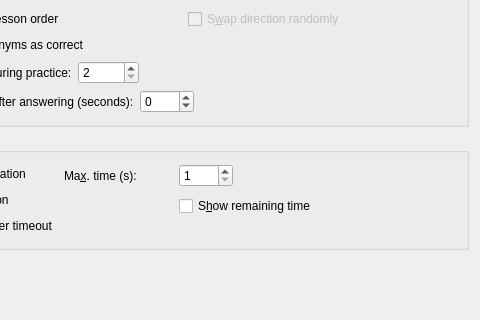
Above: src/configure-practice/advancedpracticeoptions.ui from KDE/parley before the change; both pictures show x 111 to 591 and y 111 to 431 of the 591 by 431 pixel window. Below: the same form after it.
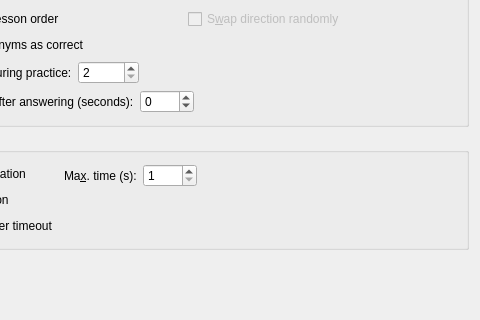
That is the form after the change. Custom widgets are drawn as their Qt base class.

Commit message: Show the timeout bar when a timeout is set and remove the config option for this.

The edit to the form file:
```diff
--- a/src/configure-practice/advancedpracticeoptions.ui
+++ b/src/configure-practice/advancedpracticeoptions.ui
@@ -305,41 +305,6 @@
             </item>
            </layout>
           </item>
-          <item row="1" column="0" >
-           <spacer>
-            <property name="orientation" >
-             <enum>Qt::Horizontal</enum>
-            </property>
-            <property name="sizeType" >
-             <enum>QSizePolicy::Minimum</enum>
-            </property>
-            <property name="sizeHint" >
-             <size>
-              <width>109</width>
-              <height>26</height>
-             </size>
-            </property>
-           </spacer>
-          </item>
-          <item row="1" column="1" >
-           <widget class="QCheckBox" name="kcfg_ShowCounter" >
-            <property name="sizePolicy" >
-             <sizepolicy vsizetype="Fixed" hsizetype="MinimumExpanding" >
-              <horstretch>0</horstretch>
-              <verstretch>0</verstretch>
-             </sizepolicy>
-            </property>
-            <property name="toolTip" >
-             <string>If checked, activate a progress bar to show the remaining time.</string>
-            </property>
-            <property name="whatsThis" >
-             <string>Check this button if you want to activate a progress bar to show the remaining time for each query.</string>
-            </property>
-            <property name="text" >
-             <string>S&amp;how remaining time</string>
-            </property>
-           </widget>
-          </item>
          </layout>
         </item>
         <item>
```
Left out of the diff: 1 changed line with no effect on the pictures. The commit also changes 9 other files.
